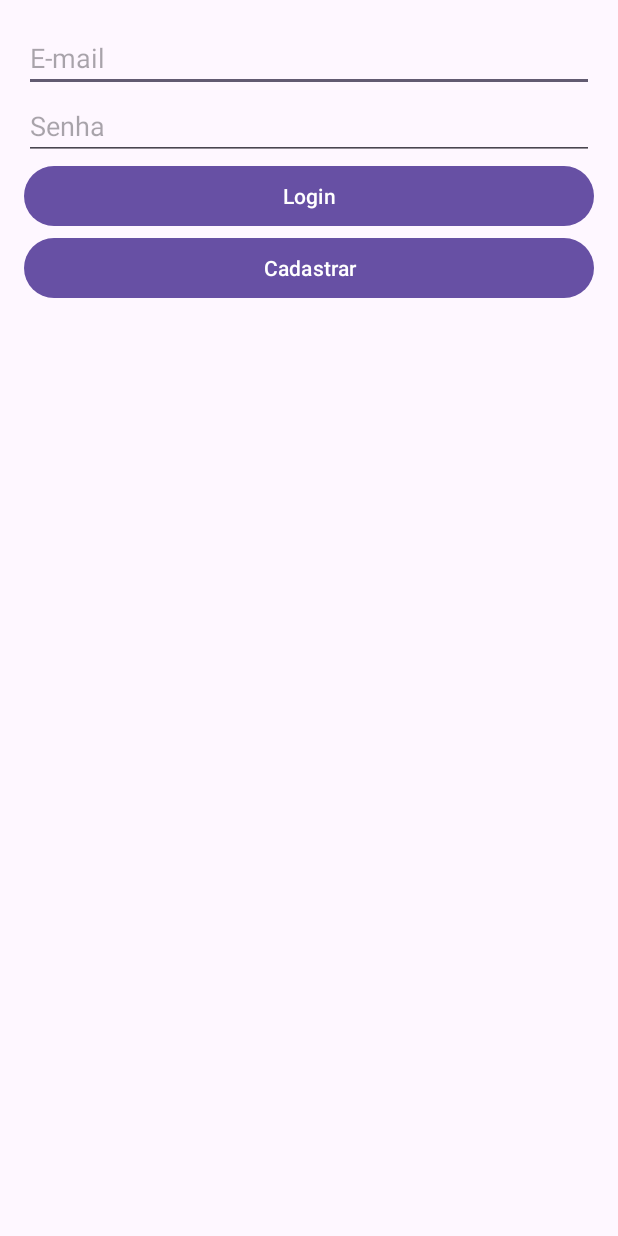
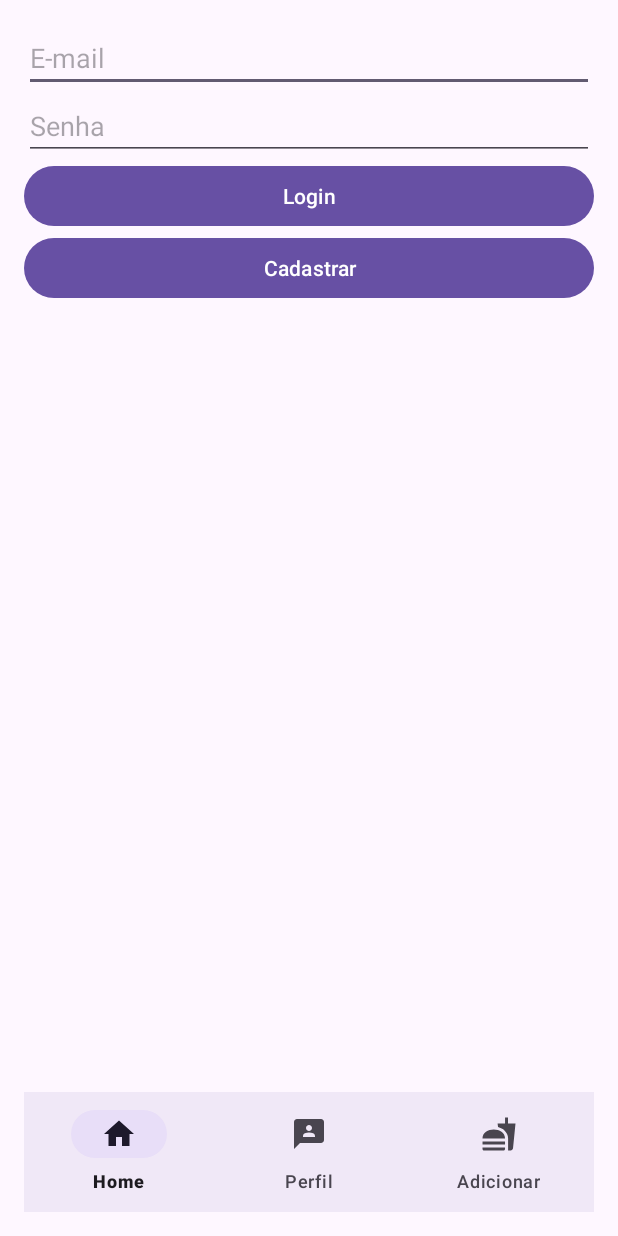
Before and after one commit to Jhennyf/Projeto-Nutrify, an Android app: the screen it shows after launch (MainActivity), on a phone screen of 412 x 824 dp. Run offline under Robolectric (Android 15) with nearby library versions, the phone set to English and light mode, and no system bars; our stand-ins replace Firebase (no records; nobody signed in at launch, a user with empty details on screens opened directly).

```diff
--- a/app/src/main/java/com/example/projeto_nutrify/HomeActivity.kt
+++ b/app/src/main/java/com/example/projeto_nutrify/HomeActivity.kt
@@ -37,6 +37,8 @@ class HomeActivity : AppCompatActivity() {
                         val tmb = document.getDouble("tmb")
                         val weight = document.getDouble("weight")
                         val height = document.getDouble("height")
+                        val goal = document.getString("goal")
+                        val calorieGoal = document.getDouble("calorieGoal")
 
                         // Exibir os dados na tela
                         welcomeTextView.text = "Bem-vindo, $name!"
@@ -47,7 +49,10 @@ class HomeActivity : AppCompatActivity() {
                         Altura: $height cm
                         IMC: ${imc?.toString()?.take(5)}
                         TMB: ${tmb?.toString()?.take(6)}
+                        Objetivo: $goal
+                        Meta de Calorias: ${calorieGoal?.toString()?.take(6)}
                         """.trimIndent()
+
                     } else {
                         Toast.makeText(this, "Usuário não encontrado!", Toast.LENGTH_SHORT).show()
                     }
--- /dev/null
+++ b/app/src/main/res/drawable/ic_add.xml
@@ -0,0 +1,5 @@
+<vector xmlns:android="http://schemas.android.com/apk/res/android" android:height="24dp" android:tint="#000000" android:viewportHeight="24" android:viewportWidth="24" android:width="24dp">
+
+    <path android:fillColor="@android:color/white" android:pathData="M18.06,22.99h1.66c0.84,0 1.53,-0.64 1.63,-1.46L23,5.05h-5L18,1h-1.97v4.05h-4.97l0.3,2.34c1.71,0.47 3.31,1.32 4.27,2.26 1.44,1.42 2.43,2.89 2.43,5.29v8.05zM1,21.99L1,21h15.03v0.99c0,0.55 -0.45,1 -1.01,1L2.01,22.99c-0.56,0 -1.01,-0.45 -1.01,-1zM16.03,14.99c0,-8 -15.03,-8 -15.03,0h15.03zM1.02,17h15v2h-15z"/>
+
+</vector>
--- /dev/null
+++ b/app/src/main/res/drawable/ic_home.xml
@@ -0,0 +1,5 @@
+<vector xmlns:android="http://schemas.android.com/apk/res/android" android:height="24dp" android:tint="#000000" android:viewportHeight="24" android:viewportWidth="24" android:width="24dp">
+
+    <path android:fillColor="@android:color/white" android:pathData="M10,20v-6h4v6h5v-8h3L12,3 2,12h3v8z"/>
+
+</vector>
--- /dev/null
+++ b/app/src/main/res/drawable/ic_profile.xml
@@ -0,0 +1,5 @@
+<vector xmlns:android="http://schemas.android.com/apk/res/android" android:height="24dp" android:tint="#000000" android:viewportHeight="24" android:viewportWidth="24" android:width="24dp">
+
+    <path android:fillColor="@android:color/white" android:pathData="M20,2H4.01c-1.1,0 -2,0.9 -2,2L2,22l4,-4h14c1.1,0 2,-0.9 2,-2V4C22,2.9 21.1,2 20,2zM12,6c1.1,0 2,0.9 2,2s-0.9,2 -2,2s-2,-0.9 -2,-2S10.9,6 12,6zM16,14H8v-0.57c0,-0.81 0.48,-1.53 1.22,-1.85C10.07,11.21 11.01,11 12,11c0.99,0 1.93,0.21 2.78,0.58C15.52,11.9 16,12.62 16,13.43V14z"/>
+
+</vector>
--- a/app/src/main/res/layout/activity_main.xml
+++ b/app/src/main/res/layout/activity_main.xml
@@ -31,4 +31,33 @@
         android:layout_height="wrap_content"
         android:text="Cadastrar" />
 
+    <androidx.constraintlayout.widget.ConstraintLayout
+        xmlns:android="http://schemas.android.com/apk/res/android"
+        xmlns:app="http://schemas.android.com/apk/res-auto"
+        android:layout_width="match_parent"
+        android:layout_height="match_parent">
+
+        <!-- Container principal onde as telas serão exibidas -->
+        <FrameLayout
+            android:id="@+id/fragment_container"
+            android:layout_width="0dp"
+            android:layout_height="0dp"
+            app:layout_constraintTop_toTopOf="parent"
+            app:layout_constraintBottom_toTopOf="@id/bottom_navigation"
+            app:layout_constraintStart_toStartOf="parent"
+            app:layout_constraintEnd_toEndOf="parent" />
+
+        <!-- Bottom Navigation View -->
+        <com.google.android.material.bottomnavigation.BottomNavigationView
+            android:id="@+id/bottom_navigation"
+            android:layout_width="0dp"
+            android:layout_height="wrap_content"
+            android:background="?android:attr/windowBackground"
+            app:menu="@menu/bottom_nav_menu"
+            app:layout_constraintBottom_toBottomOf="parent"
+            app:layout_constraintStart_toStartOf="parent"
+            app:layout_constraintEnd_toEndOf="parent" />
+    </androidx.constraintlayout.widget.ConstraintLayout>
+
+
 </LinearLayout>
--- /dev/null
+++ b/app/src/main/res/menu/bottom_nav_menu.xml
@@ -0,0 +1,17 @@
+<menu xmlns:android="http://schemas.android.com/apk/res/android">
+
+    <item
+        android:id="@+id/nav_home"
+        android:icon="@drawable/ic_home"
+        android:title="Home" />
+
+    <item
+        android:id="@+id/nav_profile"
+        android:icon="@drawable/ic_profile"
+        android:title="Perfil" />
+
+    <item
+        android:id="@+id/nav_add_food"
+        android:icon="@drawable/ic_add"
+        android:title="Adicionar" />
+</menu>
```
Also changed, not shown: app/src/main/java/com/example/projeto_nutrify/UserInfoActivity.kt (+55 -67 lines), app/src/main/res/layout/activity_user_info.xml (+17 -17 lines), app/src/main/res/values/strings.xml (+12 -0 lines). Lines whose indentation alone changed are shown as unchanged.
